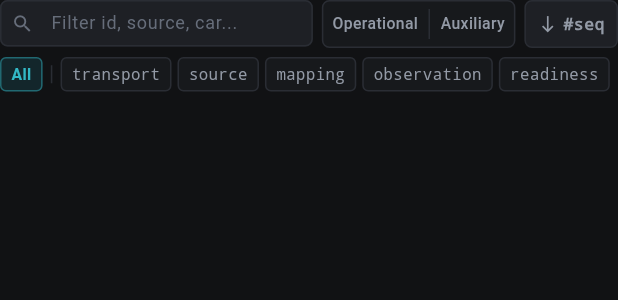
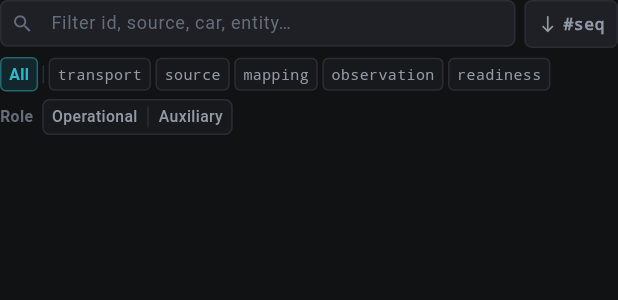
Before and after one commit to LiftAssistant/LiftAssistant, a Flutter app: the DiagnosticsFilterToolbar widget shown alone on an empty page, opened directly with empty values, on a phone screen of 412 x 824 dp. Shown: the top 300 px of the screen. Run offline on Flutter 3.47's test engine with Material 3 defaults, Android fonts, the phone set to English and light mode, and no system bars; missing offline and left inert: dart:js_interop.

Commit message:
fix(client): close desktop split voids, unclip diagnostic filters, and gate vm-only tests

```diff
--- a/client/lib/src/ui/widgets/diagnostic_panel.dart
+++ b/client/lib/src/ui/widgets/diagnostic_panel.dart
@@ -341,7 +341,7 @@ class DiagnosticsFilterToolbar extends StatelessWidget {
     return LayoutBuilder(
       builder: (BuildContext context, BoxConstraints constraints) {
         final bool inlineRoleOnTopRow =
-            constraints.maxWidth >= 412 && textScale <= 1.2;
+            constraints.maxWidth >= 420 && textScale <= 1.2;
 
         final Widget sortButton = ConstrainedBox(
           constraints: const BoxConstraints(maxWidth: 108),
@@ -411,8 +411,8 @@ class DiagnosticsFilterToolbar extends StatelessWidget {
                       style: const TextStyle(fontSize: 12.5),
                       decoration: InputDecoration(
                         hintText: inlineRoleOnTopRow
-                            ? 'Filter id, source, car...'
-                            : 'Filter id, source, car, entity...',
+                            ? 'Filter diagnostics…'
+                            : 'Filter id, source, car, entity…',
                         hintStyle: TextStyle(
                           fontSize: 12,
                           color: palette.mutedText,
@@ -455,7 +455,7 @@ class DiagnosticsFilterToolbar extends StatelessWidget {
                 if (inlineRoleOnTopRow) ...<Widget>[
                   const SizedBox(width: 6),
                   ConstrainedBox(
-                    constraints: const BoxConstraints(maxWidth: 168),
+                    constraints: const BoxConstraints(maxWidth: 164),
                     child: _RoleSegmentedControl(
                       controller: controller,
                       minHeight: 32,
@@ -467,51 +467,8 @@ class DiagnosticsFilterToolbar extends StatelessWidget {
               ],
             ),
             const SizedBox(height: 6),
-            if (textScale <= 1.35)
-              SingleChildScrollView(
-                scrollDirection: Axis.horizontal,
-                child: Row(
-                  mainAxisSize: MainAxisSize.min,
-                  children: <Widget>[
-                    _FilterPill(
-                      key: const Key('diag-filter-all'),
-                      label: 'All',
-                      selected:
-                          controller.selectedLayer == null &&
-                          controller.selectedRole == null,
-                      onTap: controller.clearCategoryFilters,
-                    ),
-                    Container(
-                      width: 1,
-                      height: 12,
-                      margin: const EdgeInsets.symmetric(horizontal: 5.5),
-                      color: palette.border,
-                    ),
-                    for (
-                      int i = 0;
-                      i < DiagnosticLayer.values.length;
-                      i++
-                    ) ...<Widget>[
-                      if (i > 0) const SizedBox(width: 4),
-                      _FilterPill(
-                        key: Key(
-                          'diag-filter-layer-${DiagnosticLayer.values[i].wireValue}',
-                        ),
-                        label: DiagnosticLayer.values[i].wireValue,
-                        monospace: true,
-                        selected:
-                            controller.selectedLayer ==
-                            DiagnosticLayer.values[i],
-                        onTap: () =>
-                            controller.toggleLayer(DiagnosticLayer.values[i]),
-                      ),
-                    ],
-                  ],
-                ),
-              )
-            else
             Wrap(
-                spacing: 4,
+              spacing: 3,
               runSpacing: 4,
               crossAxisAlignment: WrapCrossAlignment.center,
               children: <Widget>[
@@ -523,12 +480,7 @@ class DiagnosticsFilterToolbar extends StatelessWidget {
                       controller.selectedRole == null,
                   onTap: controller.clearCategoryFilters,
                 ),
-                  Container(
-                    width: 1,
-                    height: 12,
-                    margin: const EdgeInsets.symmetric(horizontal: 1.5),
-                    color: palette.border,
-                  ),
+                Container(width: 1, height: 12, color: palette.border),
                 for (final DiagnosticLayer layer in DiagnosticLayer.values)
                   _FilterPill(
                     key: Key('diag-filter-layer-${layer.wireValue}'),
@@ -600,6 +552,7 @@ class _RoleSegmentedControl extends StatelessWidget {
             mainAxisSize: MainAxisSize.min,
             children: <Widget>[
               Flexible(
+                flex: 11,
                 child: _RoleSegmentButton(
                   key: const Key('diag-filter-role-operational'),
                   label: 'Operational',
@@ -614,6 +567,7 @@ class _RoleSegmentedControl extends StatelessWidget {
                 color: palette.border,
               ),
               Flexible(
+                flex: 9,
                 child: _RoleSegmentButton(
                   key: const Key('diag-filter-role-auxiliary'),
                   label: 'Auxiliary',
@@ -657,7 +611,7 @@ class _RoleSegmentButton extends StatelessWidget {
         child: ColoredBox(
           color: bg,
           child: Padding(
-            padding: const EdgeInsets.symmetric(horizontal: 7, vertical: 3),
+            padding: const EdgeInsets.symmetric(horizontal: 6.5, vertical: 3),
             child: Center(
               widthFactor: 1.0,
               child: Text(
@@ -705,7 +659,7 @@ class _FilterPill extends StatelessWidget {
       borderRadius: BorderRadius.circular(4),
       onTap: onTap,
       child: Container(
-        padding: const EdgeInsets.symmetric(horizontal: 6.5, vertical: 3),
+        padding: const EdgeInsets.symmetric(horizontal: 5.0, vertical: 3),
         decoration: BoxDecoration(
           color: bg,
           borderRadius: BorderRadius.circular(4),
@@ -718,7 +672,7 @@ class _FilterPill extends StatelessWidget {
           style: monospace
               ? instrumentMonoStyle(
                   context,
-                  fontSize: 10.5,
+                  fontSize: 10,
                   fontWeight: selected ? FontWeight.w700 : FontWeight.w500,
                   color: fg,
                 )
```
Also changed, not shown: client/lib/src/ui/shell_page.dart (+128 -77 lines), client/lib/src/ui/widgets/car_card.dart (+5 -5 lines), client/lib/src/ui/widgets/semantic_badge.dart (+74 -28 lines), client/lib/src/ui/widgets/system_status_strip.dart (+41 -12 lines), 3 other files. Lines whose indentation alone changed are shown as unchanged.
